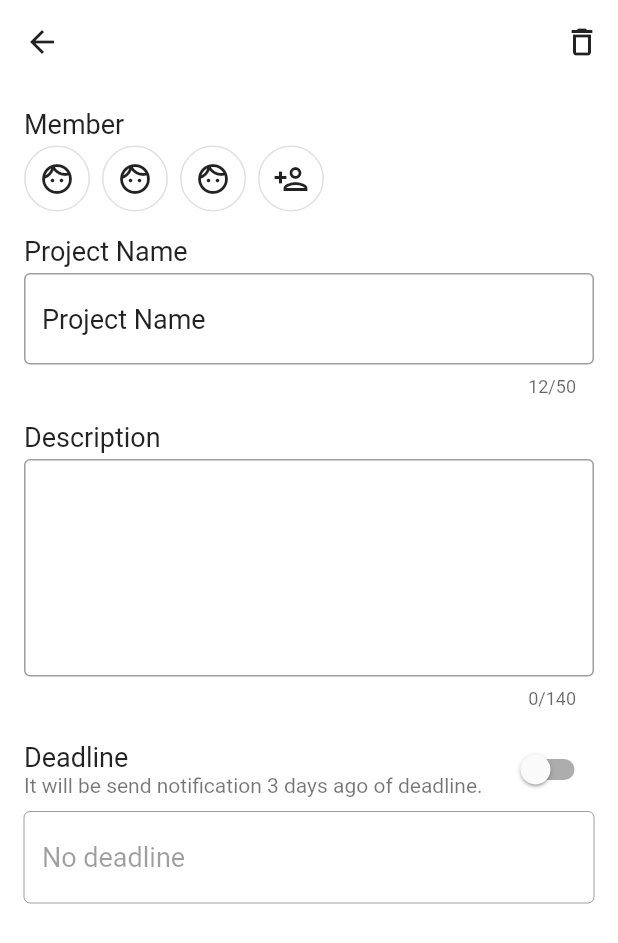
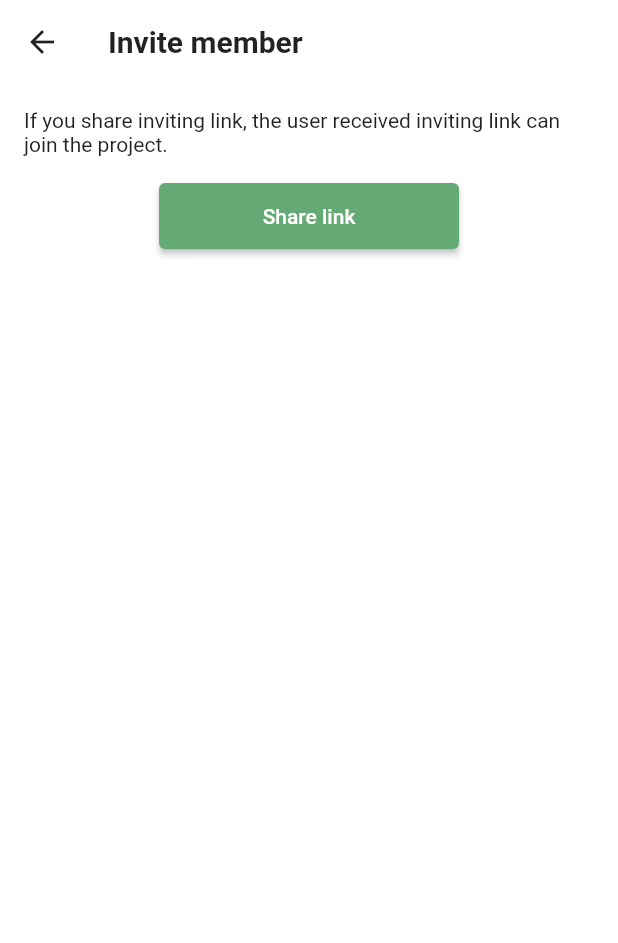
Before and after one commit to ktnydi/projecthit, a Flutter app: the ProjectDetail screen opened directly, after a tap on the "person add" icon, on a phone screen of 412 x 824 dp. Shown: the top 943 px of the screen. Run offline on Flutter 3.47's test engine with Material 2 defaults, Android fonts, the phone set to English and light mode, and no system bars; our stand-ins replace outline_material_icons.

Commit message:
Add: 招待リンク共有ページを作成

```diff
--- /dev/null
+++ b/lib/screens/invite_member/invite_member_page.dart
@@ -0,0 +1,32 @@
+import 'package:flutter/material.dart';
+
+class InviteMember extends StatelessWidget {
+  @override
+  Widget build(BuildContext context) {
+    return Scaffold(
+      appBar: AppBar(
+        title: Text('Invite member'),
+      ),
+      body: Container(
+        padding: EdgeInsets.all(16),
+        child: Column(
+          children: [
+            Text(
+              'If you share inviting link, the user received inviting link can join the project.',
+            ),
+            SizedBox(height: 16),
+            ElevatedButton(
+              child: Text('Share link'),
+              style: ElevatedButton.styleFrom(
+                minimumSize: Size(200, 44),
+              ),
+              onPressed: () {
+                // TODO: 招待リンクをシェア
+              },
+            ),
+          ],
+        ),
+      ),
+    );
+  }
+}
--- a/lib/screens/project_detail/project_detail_page.dart
+++ b/lib/screens/project_detail/project_detail_page.dart
@@ -1,5 +1,6 @@
 import 'package:flutter/material.dart';
 import 'package:intl/intl.dart';
+import 'package:projecthit/screens/invite_member/invite_member_page.dart';
 import 'package:projecthit/screens/project_detail/project_detail_model.dart';
 import 'package:provider/provider.dart';
 
@@ -81,6 +82,12 @@ class ProjectDetail extends StatelessWidget {
                         ),
                         onPressed: () {
                           // TODO: メンバー追加画面
+                          Navigator.push(
+                            context,
+                            MaterialPageRoute(
+                              builder: (context) => InviteMember(),
+                            ),
+                          );
                         },
                       ),
                     ],
--- a/lib/screens/task_list/task_list_page.dart
+++ b/lib/screens/task_list/task_list_page.dart
@@ -1,4 +1,5 @@
 import 'package:flutter/material.dart';
+import 'package:projecthit/screens/invite_member/invite_member_page.dart';
 import 'package:projecthit/screens/project_detail/project_detail_page.dart';
 
 class TaskList extends StatelessWidget {
@@ -26,7 +27,14 @@ class TaskList extends StatelessWidget {
         actions: [
           IconButton(
             icon: Icon(Icons.person_add_outlined),
-            onPressed: () {},
+            onPressed: () {
+              Navigator.push(
+                context,
+                MaterialPageRoute(
+                  builder: (context) => InviteMember(),
+                ),
+              );
+            },
           ),
           IconButton(
             icon: Icon(Icons.more_vert),
```
